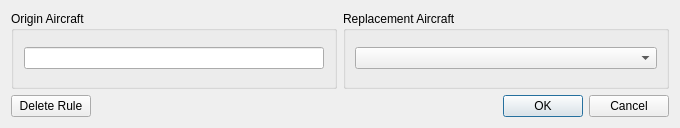
Qt form gui/aireplace.ui (Artemia76/ffs2play) before a commit.
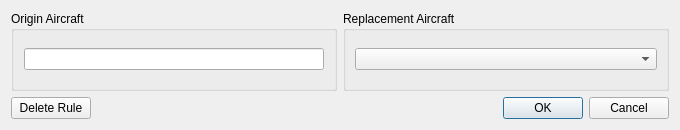
The same form after that commit.

The edit to the form file:
```diff
--- a/gui/aireplace.ui
+++ b/gui/aireplace.ui
@@ -7,7 +7,7 @@
     <x>0</x>
     <y>0</y>
     <width>680</width>
-    <height>128</height>
+    <height>130</height>
    </rect>
   </property>
   <property name="windowTitle">
```
Left out of the diff: 5 changed lines with no effect on the pictures.
